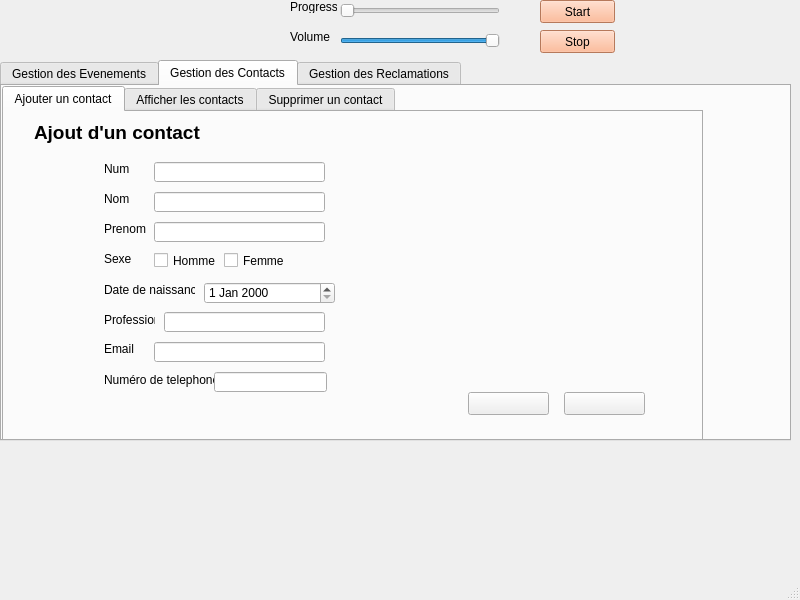
Qt form Login/mainwindow.ui (Kaysharp42/Smart-library) before a commit.
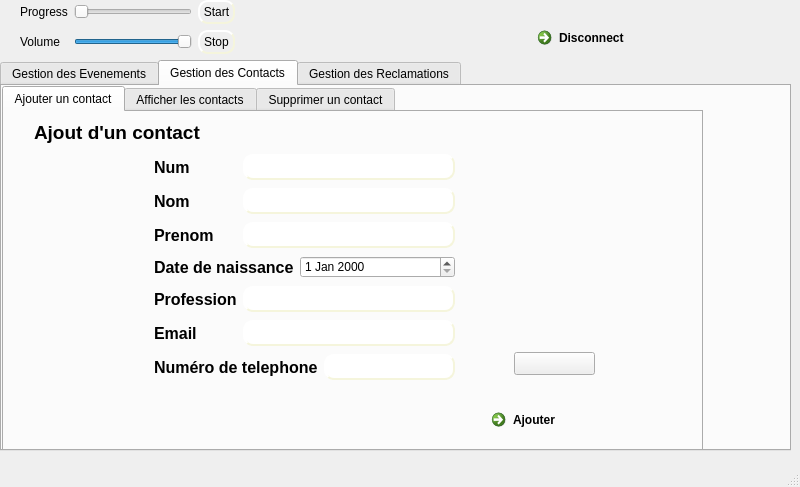
The same form after that commit. The open tabs and pages were chosen to show the change. Icons and pictures are not drawn.

What changed in the file:
```diff
--- a/Login/mainwindow.ui
+++ b/Login/mainwindow.ui
@@ -7,7 +7,7 @@
     <x>0</x>
     <y>0</y>
     <width>800</width>
-    <height>600</height>
+    <height>487</height>
    </rect>
   </property>
   <property name="windowTitle">
@@ -17,48 +17,13 @@
    <string notr="true">background-image: url(:/new/prefix1/MyResources/39496316340_66986bb280_b.jpg);</string>
   </property>
   <widget class="QWidget" name="centralwidget">
-   <widget class="QSlider" name="sliderVolume">
-    <property name="geometry">
-     <rect>
-      <x>340</x>
-      <y>30</y>
-      <width>160</width>
-      <height>22</height>
-     </rect>
-    </property>
-    <property name="styleSheet">
-     <string notr="true">background-image: url(:/new/prefix1/white.jpg);</string>
-    </property>
-    <property name="value">
-     <number>99</number>
-    </property>
-    <property name="orientation">
-     <enum>Qt::Horizontal</enum>
-    </property>
-   </widget>
-   <widget class="QSlider" name="SliderProgress">
-    <property name="geometry">
-     <rect>
-      <x>340</x>
-      <y>0</y>
-      <width>160</width>
-      <height>22</height>
-     </rect>
-    </property>
-    <property name="styleSheet">
-     <string notr="true">background-image: url(:/new/prefix1/white.jpg);</string>
-    </property>
-    <property name="orientation">
-     <enum>Qt::Horizontal</enum>
-    </property>
-   </widget>
    <widget class="QTabWidget" name="tabWidget_2">
     <property name="geometry">
      <rect>
       <x>0</x>
       <y>60</y>
       <width>791</width>
-      <height>381</height>
+      <height>391</height>
      </rect>
     </property>
     <property name="styleSheet">
@@ -719,114 +684,11 @@
        <attribute name="title">
         <string>Ajouter un contact</string>
        </attribute>
-       <widget class="QLabel" name="label_18">
-        <property name="geometry">
-         <rect>
-          <x>100</x>
-          <y>230</y>
-          <width>47</width>
-          <height>13</height>
-         </rect>
-        </property>
-        <property name="styleSheet">
-         <string>background-image: url(:/new/prefix1/white.jpg);</string>
-        </property>
-        <property name="text">
-         <string>Email</string>
-        </property>
-       </widget>
-       <widget class="QLabel" name="label_19">
-        <property name="geometry">
-         <rect>
-          <x>100</x>
-          <y>260</y>
-          <width>111</width>
-          <height>16</height>
-         </rect>
-        </property>
-        <property name="styleSheet">
-         <string>background-image: url(:/new/prefix1/white.jpg);</string>
-        </property>
-        <property name="text">
-         <string>Numéro de telephone</string>
-        </property>
-       </widget>
-       <widget class="QDateEdit" name="dateEdit_4">
-        <property name="geometry">
-         <rect>
-          <x>200</x>
-          <y>170</y>
-          <width>131</width>
-          <height>22</height>
-         </rect>
-        </property>
-        <property name="styleSheet">
-         <string>background-image: url(:/new/prefix1/white.jpg);</string>
-        </property>
-       </widget>
-       <widget class="QLineEdit" name="lineEdit_7">
-        <property name="geometry">
-         <rect>
-          <x>160</x>
-          <y>200</y>
-          <width>161</width>
-          <height>20</height>
-         </rect>
-        </property>
-        <property name="styleSheet">
-         <string notr="true">background-image: url(:/new/prefix1/white.jpg);</string>
-        </property>
-       </widget>
-       <widget class="QLabel" name="label_17">
-        <property name="geometry">
-         <rect>
-          <x>100</x>
-          <y>200</y>
-          <width>51</width>
-          <height>16</height>
-         </rect>
-        </property>
-        <property name="styleSheet">
-         <string>background-image: url(:/new/prefix1/white.jpg);</string>
-        </property>
-        <property name="text">
-         <string>Profession</string>
-        </property>
-       </widget>
-       <widget class="QLabel" name="label_32">
-        <property name="geometry">
-         <rect>
-          <x>100</x>
-          <y>140</y>
-          <width>47</width>
-          <height>13</height>
-         </rect>
-        </property>
-        <property name="styleSheet">
-         <string>background-image: url(:/new/prefix1/white.jpg);</string>
-        </property>
-        <property name="text">
-         <string>Sexe</string>
-        </property>
-       </widget>
-       <widget class="QLineEdit" name="lineEdit_4">
-        <property name="geometry">
-         <rect>
-          <x>150</x>
-          <y>80</y>
-          <width>171</width>
-          <height>20</height>
-         </rect>
-        </property>
-        <property name="styleSheet">
-         <string notr="true">background-image: url(:/new/prefix1/white.jpg);</string>
-        </property>
-       </widget>
        <widget class="QPushButton" name="pushButton_21">
         <property name="geometry">
          <rect>
-          <x>464</x>
-          <y>280</y>
+          <x>510</x>
+          <y>240</y>
           <width>81</width>
           <height>23</height>
          </rect>
@@ -861,169 +723,277 @@
          <string>Ajout d'un contact</string>
         </property>
        </widget>
-       <widget class="QCheckBox" name="checkBox">
+       <widget class="QCommandLinkButton" name="ajouter_event_2">
         <property name="geometry">
          <rect>
-          <x>150</x>
-          <y>140</y>
-          <width>70</width>
-          <height>17</height>
+          <x>480</x>
+          <y>290</y>
+          <width>187</width>
+          <height>39</height>
          </rect>
         </property>
-        <property name="styleSheet">
-         <string>background-image: url(:/new/prefix1/white.jpg);</string>
-        </property>
         <property name="text">
-         <string>Homme</string>
+         <string>Ajouter </string>
         </property>
-       </widget>
-       <widget class="QLineEdit" name="lineEdit_9">
-        <property name="geometry">
-         <rect>
-          <x>210</x>
-          <y>260</y>
-          <width>113</width>
-          <height>20</height>
-         </rect>
+        <property name="icon">
+         <iconset resource="MyResources.qrc">
+          <normaloff>:/new/prefix1/MyResources/newajouter.png</normaloff>:/new/prefix1/MyResources/newajouter.png</iconset>
         </property>
-        <property name="styleSheet">
-         <string notr="true">background-image: url(:/new/prefix1/white.jpg);</string>
+        <property name="iconSize">
+         <size>
+          <width>25</width>
+          <height>25</height>
+         </size>
         </property>
-       </widget>
-       <widget class="QLineEdit" name="lineEdit_8">
-        <property name="geometry">
-         <rect>
-          <x>150</x>
-          <y>230</y>
-          <width>171</width>
-          <height>20</height>
-         </rect>
+        <property name="checkable">
+         <bool>true</bool>
         </property>
-        <property name="styleSheet">
-         <string notr="true">background-image: url(:/new/prefix1/white.jpg);</string>
+        <property name="checked">
+         <bool>false</bool>
         </property>
-       </widget>
-       <widget class="QLineEdit" name="lineEdit_5">
-        <property name="geometry">
-         <rect>
-          <x>150</x>
-          <y>110</y>
-          <width>171</width>
-          <height>20</height>
-         </rect>
+        <property name="autoRepeat">
+         <bool>false</bool>
         </property>
-        <property name="styleSheet">
-         <string notr="true">background-image: url(:/new/prefix1/white.jpg);</string>
+        <property name="autoExclusive">
+         <bool>false</bool>
         </property>
        </widget>
-       <widget class="QLabel" name="label_15">
+       <widget class="QWidget" name="">
         <property name="geometry">
          <rect>
-          <x>100</x>
-          <y>110</y>
-          <width>47</width>
-          <height>13</height>
-         </rect>
-        </property>
-        <property name="styleSheet">
-         <string>background-image: url(:/new/prefix1/white.jpg);</string>
-        </property>
-        <property name="text">
-         <string>Prenom</string>
-        </property>
-       </widget>
-       <widget class="QCheckBox" name="checkBox_2">
-        <property name="geometry">
-         <rect>
-          <x>220</x>
-          <y>140</y>
-          <width>70</width>
-          <height>17</height>
-         </rect>
-        </property>
-        <property name="styleSheet">
-         <string>background-image: url(:/new/prefix1/white.jpg);</string>
-        </property>
-        <property name="text">
-         <string>Femme</string>
-        </property>
-       </widget>
-       <widget class="QLabel" name="label_14">
-        <property name="geometry">
-         <rect>
-          <x>100</x>
-          <y>80</y>
-          <width>47</width>
-          <height>13</height>
-         </rect>
-        </property>
-        <property name="styleSheet">
-         <string>background-image: url(:/new/prefix1/white.jpg);</string>
-        </property>
-        <property name="text">
-         <string>Nom</string>
-        </property>
-       </widget>
-       <widget class="QLabel" name="label_16">
-        <property name="geometry">
-         <rect>
-          <x>100</x>
-          <y>170</y>
-          <width>91</width>
-          <height>16</height>
-         </rect>
-        </property>
-        <property name="styleSheet">
-         <string>background-image: url(:/new/prefix1/white.jpg);</string>
-        </property>
-        <property name="text">
-         <string>Date de naissance</string>
-        </property>
-       </widget>
-       <widget class="QPushButton" name="pushButton_22">
-        <property name="geometry">
-         <rect>
-          <x>560</x>
-          <y>280</y>
-          <width>81</width>
-          <height>23</height>
-         </rect>
-        </property>
-        <property name="styleSheet">
-         <string notr="true">background-image: url(:/new/prefix1/fermer.png);</string>
-        </property>
-        <property name="text">
-         <string/>
-        </property>
-       </widget>
-       <widget class="QLineEdit" name="lineEdit_2">
-        <property name="geometry">
-         <rect>
           <x>150</x>
-          <y>50</y>
-          <width>171</width>
-          <height>20</height>
+          <y>40</y>
+          <width>301</width>
+          <height>231</height>
          </rect>
         </property>
-        <property name="styleSheet">
-         <string notr="true">background-image: url(:/new/prefix1/white.jpg);</string>
-        </property>
-       </widget>
-       <widget class="QLabel" name="label_3">
-        <property name="geometry">
-         <rect>
-          <x>100</x>
-          <y>50</y>
-          <width>47</width>
-          <height>13</height>
-         </rect>
-        </property>
-        <property name="styleSheet">
-         <string>background-image: url(:/new/prefix1/white.jpg);</string>
-        </property>
-        <property name="text">
-         <string>Num</string>
-        </property>
+        <layout class="QGridLayout" name="gridLayout_2">
+         <item row="0" column="0">
+          <widget class="QLabel" name="label_3">
+           <property name="font">
+            <font>
+             <pointsize>12</pointsize>
+             <weight>75</weight>
+             <bold>true</bold>
+            </font>
+           </property>
+           <property name="styleSheet">
+            <string>background-image: url(:/new/prefix1/white.jpg);</string>
+           </property>
+           <property name="text">
+            <string>Num</string>
+           </property>
+          </widget>
+         </item>
+         <item row="0" column="1" colspan="3">
+          <widget class="QLineEdit" name="lineEdit_2">
+           <property name="styleSheet">
+            <string notr="true">QLineEdit {
+    border-style: outset;
+    border-width: 2px;
+    border-radius: 10px;
+    border-color: beige;
+    font: bold 7px;
+    min-width: 5em;
+    padding:3px;
+}</string>
+           </property>
+          </widget>
+         </item>
+         <item row="1" column="0">
+          <widget class="QLabel" name="label_14">
+           <property name="font">
+            <font>
+             <pointsize>12</pointsize>
+             <weight>75</weight>
+             <bold>true</bold>
+            </font>
+           </property>
+           <property name="styleSheet">
+            <string>background-image: url(:/new/prefix1/white.jpg);</string>
+           </property>
+           <property name="text">
+            <string>Nom</string>
+           </property>
+          </widget>
+         </item>
+         <item row="1" column="1" colspan="3">
+          <widget class="QLineEdit" name="lineEdit_4">
+           <property name="styleSheet">
+            <string notr="true">QLineEdit {
+    border-style: outset;
+    border-width: 2px;
+    border-radius: 10px;
+    border-color: beige;
+    font: bold 7px;
+    min-width: 5em;
+    padding:3px;
+}</string>
+           </property>
+          </widget>
+         </item>
+         <item row="2" column="0">
+          <widget class="QLabel" name="label_15">
+           <property name="font">
+            <font>
+             <pointsize>12</pointsize>
+             <weight>75</weight>
+             <bold>true</bold>
+            </font>
+           </property>
+           <property name="styleSheet">
+            <string>background-image: url(:/new/prefix1/white.jpg);</string>
+           </property>
+           <property name="text">
+            <string>Prenom</string>
+           </property>
+          </widget>
+         </item>
+         <item row="2" column="1" colspan="3">
+          <widget class="QLineEdit" name="lineEdit_5">
+           <property name="styleSheet">
+            <string notr="true">QLineEdit {
+    border-style: outset;
+    border-width: 2px;
+    border-radius: 10px;
+    border-color: beige;
+    font: bold 7px;
+    min-width: 5em;
+    padding:3px;
+}</string>
+           </property>
+          </widget>
+         </item>
+         <item row="3" column="0" colspan="2">
+          <widget class="QLabel" name="label_16">
+           <property name="font">
+            <font>
+             <pointsize>12</pointsize>
+             <weight>75</weight>
+             <bold>true</bold>
+            </font>
+           </property>
+           <property name="styleSheet">
+            <string>background-image: url(:/new/prefix1/white.jpg);</string>
+           </property>
+           <property name="text">
+            <string>Date de naissance</string>
+           </property>
+          </widget>
+         </item>
+         <item row="3" column="2" colspan="2">
+          <widget class="QDateEdit" name="dateEdit_4">
+           <property name="styleSheet">
+            <string notr="true">QDateTime
+{
+    border-style: outset;
+    border-width: 2px;
+    border-radius: 10px;
+    border-color: beige;
+    font: bold 7px;
+    min-width: 5em;
+    padding:3px;
+}</string>
+           </property>
+          </widget>
+         </item>
+         <item row="4" column="0">
+          <widget class="QLabel" name="label_17">
+           <property name="font">
+            <font>
+             <pointsize>12</pointsize>
+             <weight>75</weight>
+             <bold>true</bold>
+            </font>
+           </property>
+           <property name="styleSheet">
+            <string>background-image: url(:/new/prefix1/white.jpg);</string>
+           </property>
+           <property name="text">
+            <string>Profession</string>
+           </property>
+          </widget>
+         </item>
+         <item row="4" column="1" colspan="3">
+          <widget class="QLineEdit" name="lineEdit_7">
+           <property name="styleSheet">
+            <string notr="true">QLineEdit {
+    border-style: outset;
+    border-width: 2px;
+    border-radius: 10px;
+    border-color: beige;
+    font: bold 7px;
+    min-width: 5em;
+    padding:3px;
+}</string>
+           </property>
+          </widget>
+         </item>
+         <item row="5" column="0">
+          <widget class="QLabel" name="label_18">
+           <property name="font">
+            <font>
+             <pointsize>12</pointsize>
+             <weight>75</weight>
+             <bold>true</bold>
+            </font>
+           </property>
+           <property name="styleSheet">
+            <string>background-image: url(:/new/prefix1/white.jpg);</string>
+           </property>
+           <property name="text">
+            <string>Email</string>
+           </property>
+          </widget>
+         </item>
+         <item row="5" column="1" colspan="3">
+          <widget class="QLineEdit" name="lineEdit_8">
+           <property name="styleSheet">
+            <string notr="true">QLineEdit {
+    border-style: outset;
+    border-width: 2px;
+    border-radius: 10px;
+    border-color: beige;
+    font: bold 7px;
+    min-width: 5em;
+    padding:3px;
+}</string>
+           </property>
+          </widget>
+         </item>
+         <item row="6" column="0" colspan="3">
+          <widget class="QLabel" name="label_19">
+           <property name="font">
+            <font>
+             <pointsize>12</pointsize>
+             <weight>75</weight>
+             <bold>true</bold>
+            </font>
+           </property>
+           <property name="styleSheet">
+            <string>background-image: url(:/new/prefix1/white.jpg);</string>
+           </property>
+           <property name="text">
+            <string>Numéro de telephone</string>
+           </property>
+          </widget>
+         </item>
+         <item row="6" column="3">
+          <widget class="QLineEdit" name="lineEdit_9">
+           <property name="styleSheet">
+            <string notr="true">QLineEdit {
+    border-style: outset;
+    border-width: 2px;
+    border-radius: 10px;
+    border-color: beige;
+    font: bold 7px;
+    min-width: 5em;
+    padding:3px;
+}</string>
+           </property>
+          </widget>
+         </item>
+        </layout>
        </widget>
       </widget>
       <widget class="QWidget" name="tab_8">
@@ -1637,69 +1607,119 @@
      </widget>
     </widget>
    </widget>
-   <widget class="QLabel" name="label_20">
+   <widget class="QCommandLinkButton" name="quit_ajouter_event">
     <property name="geometry">
      <rect>
-      <x>290</x>
-      <y>0</y>
-      <width>47</width>
-      <height>13</height>
+      <x>530</x>
+      <y>20</y>
+      <width>186</width>
+      <height>39</height>
      </rect>
     </property>
-    <property name="styleSheet">
-     <string notr="true">background-image: url(:/new/prefix1/white.jpg);</string>
-    </property>
     <property name="text">
-     <string>Progress</string>
+     <string>Disconnect</string>
     </property>
-   </widget>
-   <widget class="QPushButton" name="pushButton_5">
-    <property name="geometry">
-     <rect>
-      <x>540</x>
-      <y>0</y>
-      <width>75</width>
-      <height>23</height>
-     </rect>
+    <property name="icon">
+     <iconset resource="MyResources.qrc">
+      <normaloff>:/new/prefix1/MyResources/logout-icon.png</normaloff>:/new/prefix1/MyResources/logout-icon.png</iconset>
     </property>
-    <property name="styleSheet">
-     <string notr="true">background-color: rgb(255, 170, 127);</string>
+    <property name="iconSize">
+     <size>
+      <width>25</width>
+      <height>25</height>
+     </size>
     </property>
-    <property name="text">
-     <string>Start</string>
-    </property>
    </widget>
-   <widget class="QLabel" name="label_34">
+   <widget class="QWidget" name="">
     <property name="geometry">
      <rect>
-      <x>290</x>
-      <y>30</y>
-      <width>47</width>
-      <height>13</height>
+      <x>20</x>
+      <y>0</y>
+      <width>215</width>
+      <height>54</height>
      </rect>
     </property>
-    <property name="styleSheet">
-     <string notr="true">background-image: url(:/new/prefix1/white.jpg);</string>
-    </property>
-    <property name="text">
-     <string>Volume</string>
-    </property>
-   </widget>
-   <widget class="QPushButton" name="pushButton_7">
-    <property name="geometry">
-     <rect>
-      <x>540</x>
-      <y>30</y>
-      <width>75</width>
-      <height>23</height>
-     </rect>
-    </property>
-    <property name="styleSheet">
-     <string notr="true">background-color: rgb(255, 170, 127);</string>
-    </property>
-    <property name="text">
-     <string>Stop</string>
-    </property>
+    <layout class="QGridLayout" name="gridLayout_3">
+     <item row="0" column="0">
+      <widget class="QLabel" name="label_20">
+       <property name="styleSheet">
+        <string notr="true">background-image: url(:/new/prefix1/white.jpg);</string>
+       </property>
+       <property name="text">
+        <string>Progress</string>
+       </property>
+      </widget>
+     </item>
+     <item row="0" column="1">
+      <widget class="QSlider" name="SliderProgress">
+       <property name="styleSheet">
+        <string notr="true">background-image: url(:/new/prefix1/white.jpg);</string>
+       </property>
+       <property name="orientation">
+        <enum>Qt::Horizontal</enum>
+       </property>
+      </widget>
+     </item>
+     <item row="0" column="2">
+      <widget class="QPushButton" name="pushButton_5">
+       <property name="styleSheet">
+        <string notr="true">QPushButton
+{
+    border-style: outset;
+    border-width: 2px;
+    border-radius: 10px;
+    border-color: beige;
+    min-width: 5em;
+    padding:3px;
+}</string>
+       </property>
+       <property name="text">
+        <string>Start</string>
+       </property>
+      </widget>
+     </item>
+     <item row="1" column="0">
+      <widget class="QLabel" name="label_34">
+       <property name="styleSheet">
+        <string notr="true">background-image: url(:/new/prefix1/white.jpg);</string>
+       </property>
+       <property name="text">
+        <string>Volume</string>
+       </property>
+      </widget>
+     </item>
+     <item row="1" column="1">
+      <widget class="QSlider" name="sliderVolume">
+       <property name="styleSheet">
+        <string notr="true">background-image: url(:/new/prefix1/white.jpg);</string>
+       </property>
+       <property name="value">
+        <number>99</number>
+       </property>
+       <property name="orientation">
+        <enum>Qt::Horizontal</enum>
+       </property>
+      </widget>
+     </item>
+     <item row="1" column="2">
+      <widget class="QPushButton" name="pushButton_7">
+       <property name="styleSheet">
+        <string notr="true">QPushButton
+{
+    border-style: outset;
+    border-width: 2px;
+    border-radius: 10px;
+    border-color: beige;
+    min-width: 5em;
+    padding:3px;
+}</string>
+       </property>
+       <property name="text">
+        <string>Stop</string>
+       </property>
+      </widget>
+     </item>
+    </layout>
    </widget>
   </widget>
   <widget class="QMenuBar" name="menubar">
```
Left out of the diff: 1520 changed lines with no effect on the pictures.
